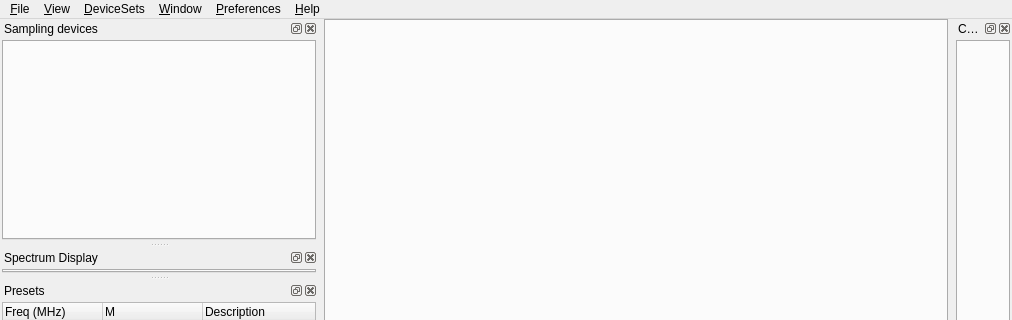
First picture: the form in sdrgui/mainwindow.ui, repository f4exb/sdrangel, before the edit; both pictures show x 0 to 1012 and y 0 to 320 of the 1012 by 811 pixel window.
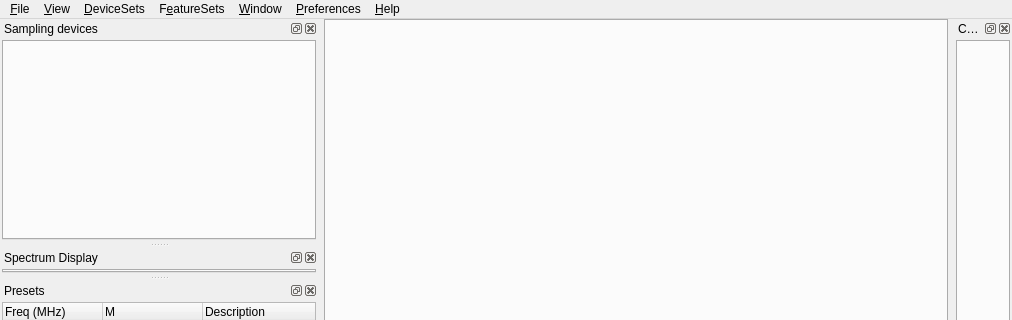
Second picture: the form after the edit. Icons and pictures are not drawn. Custom widgets are drawn as their Qt base class.

Commit message: Implemented multiple Feature Sets in GUI

```diff
--- a/sdrgui/mainwindow.ui
+++ b/sdrgui/mainwindow.ui
@@ -130,9 +130,17 @@
     <addaction name="action_LimeRFE"/>
     <addaction name="menuDevices"/>
    </widget>
+   <widget class="QMenu" name="menuFeatureSets">
+    <property name="title">
+     <string>F&amp;eatureSets</string>
+    </property>
+    <addaction name="action_addFeatureSet"/>
+    <addaction name="action_removeLastFeatureSet"/>
+   </widget>
    <addaction name="menu_File"/>
    <addaction name="menu_View"/>
    <addaction name="menu_Devices"/>
+   <addaction name="menuFeatureSets"/>
    <addaction name="menu_Window"/>
    <addaction name="menuPreferences"/>
    <addaction name="menu_Help"/>
```
Left out of the diff: 24 changed lines with no effect on the pictures. The commit also changes 2 other files.
